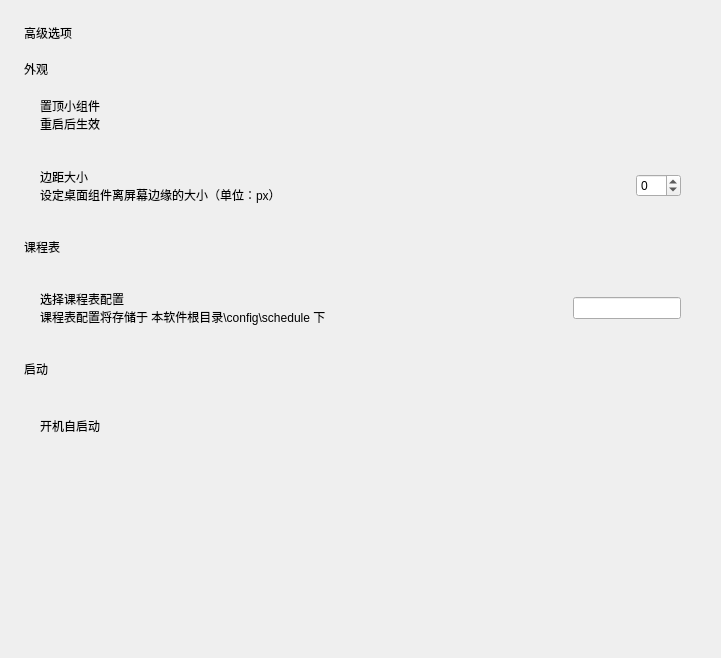
Qt form menu-advance.ui (RinLit-233-shiroko/Class-Widgets) before a commit.
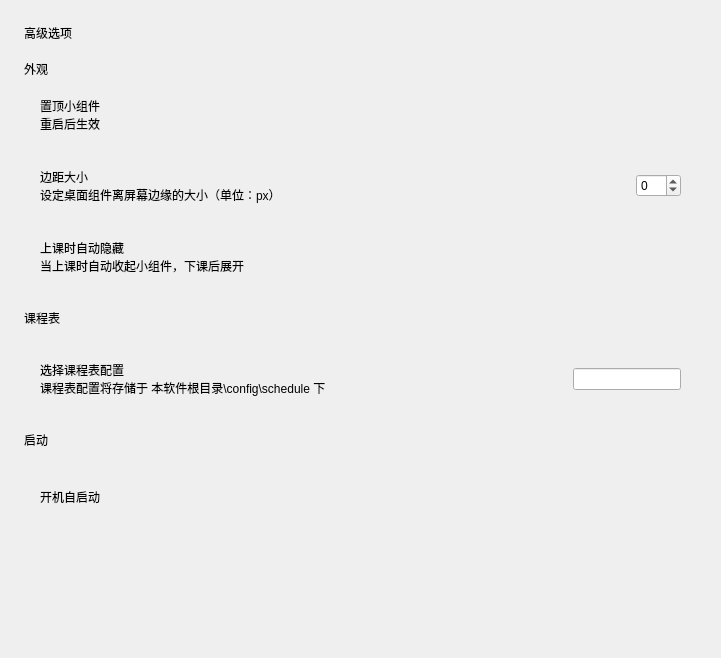
The same form after that commit. Custom widgets are drawn as their Qt base class.

```diff
--- a/menu-advance.ui
+++ b/menu-advance.ui
@@ -160,6 +160,63 @@
        </layout>
       </widget>
      </item>
+     <item>
+      <widget class="CardWidget" name="CardWidget_5">
+       <property name="minimumSize">
+        <size>
+         <width>0</width>
+         <height>60</height>
+        </size>
+       </property>
+       <layout class="QHBoxLayout" name="horizontalLayout_4">
+        <property name="spacing">
+         <number>16</number>
+        </property>
+        <property name="leftMargin">
+         <number>16</number>
+        </property>
+        <property name="topMargin">
+         <number>16</number>
+        </property>
+        <property name="rightMargin">
+         <number>16</number>
+        </property>
+        <property name="bottomMargin">
+         <number>16</number>
+        </property>
+        <item>
+         <layout class="QVBoxLayout" name="verticalLayout_8">
+          <property name="spacing">
+           <number>0</number>
+          </property>
+          <item>
+           <widget class="StrongBodyLabel" name="StrongBodyLabel_4">
+            <property name="sizePolicy">
+             <sizepolicy hsizetype="Expanding" vsizetype="Preferred">
+              <horstretch>0</horstretch>
+              <verstretch>0</verstretch>
+             </sizepolicy>
+            </property>
+            <property name="text">
+             <string>上课时自动隐藏</string>
+            </property>
+           </widget>
+          </item>
+          <item>
+           <widget class="CaptionLabel" name="CaptionLabel_4">
+            <property name="text">
+             <string>当上课时自动收起小组件，下课后展开</string>
+            </property>
+           </widget>
+          </item>
+         </layout>
+        </item>
+        <item>
+         <widget class="SwitchButton" name="switch_auto_hide"/>
+        </item>
+       </layout>
+      </widget>
+     </item>
     </layout>
    </item>
    <item>
```
